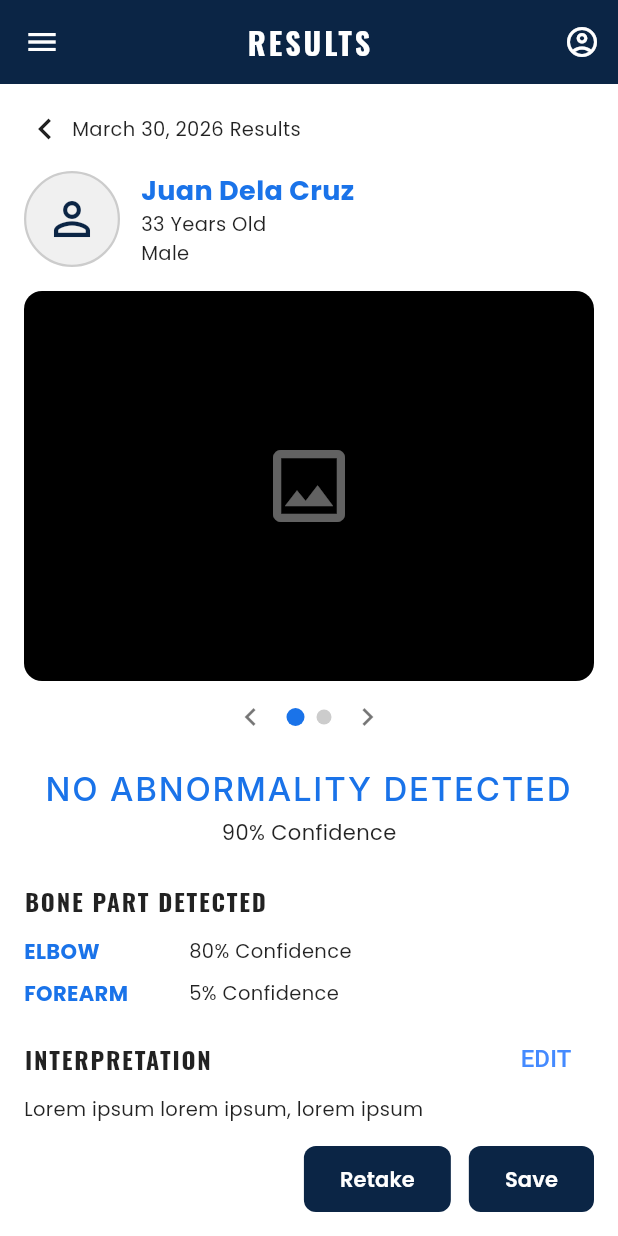
After one commit to RedRogue10/bone-abnormality-detector, a Flutter app: the screen it shows after launch, after a tap on "Go to Results Page", on a phone screen of 412 x 824 dp. The commit adds this screen. Run offline on Flutter 3.47's test engine with Material 3 defaults, Android fonts, the phone set to English and light mode, and no system bars; our stand-ins replace google_fonts.

Commit message:
frontend of results page of xray

```diff
--- a/lib/main.dart
+++ b/lib/main.dart
@@ -2,6 +2,7 @@ import 'package:flutter/material.dart';
 import 'pages/dashboard.dart';
 import 'pages/patient_list.dart';
 import 'pages/add_patient.dart';
+import 'pages/xray_result.dart';
 
 void main() {
   runApp(const MyApp());
@@ -96,6 +97,27 @@ class HomePage extends StatelessWidget {
                 style: TextStyle(fontSize: 16, fontWeight: FontWeight.bold, letterSpacing: 1),
               ),
             ),
+             const SizedBox(height: 16),
+            // Add Patient button
+            ElevatedButton(
+              onPressed: () {
+                Navigator.push(
+                  context,
+                  MaterialPageRoute(builder: (_) => const XrayResultPage()),
+                );
+              },
+              style: ElevatedButton.styleFrom(
+                backgroundColor: Color(0xFF0B2545),
+                foregroundColor: Colors.white,
+                padding: const EdgeInsets.symmetric(horizontal: 40, vertical: 16),
+                shape: RoundedRectangleBorder(borderRadius: BorderRadius.circular(12)),
+                elevation: 4,
+              ),
+              child: const Text(
+                'Go to Results Page',
+                style: TextStyle(fontSize: 16, fontWeight: FontWeight.bold, letterSpacing: 1),
+              ),
+            ),
           ],
         ),
       ),
--- /dev/null
+++ b/lib/pages/xray_result.dart
@@ -0,0 +1,339 @@
+import 'package:flutter/material.dart';
+import 'package:google_fonts/google_fonts.dart';
+
+class XrayResultPage extends StatefulWidget {
+  const XrayResultPage({super.key});
+
+  @override
+  State<XrayResultPage> createState() => _XrayResultPageState();
+}
+
+class _XrayResultPageState extends State<XrayResultPage> {
+  static const Color darkNavy    = Color(0xFF0B2545);
+  static const Color primaryBlue = Color(0xFF1A73E9);
+  static const Color white       = Colors.white;
+  static const Color fieldBg     = Color(0xFFF0F0F0);
+
+  int _currentImageIndex = 0;
+  final int _imageCount = 2;
+
+  @override
+  Widget build(BuildContext context) {
+    return Scaffold(
+      backgroundColor: white,
+      appBar: AppBar(
+        backgroundColor: darkNavy,
+        elevation: 0,
+        leading: IconButton(
+          icon: const Icon(Icons.menu, color: white),
+          onPressed: () {},
+        ),
+        title: Text(
+          'RESULTS',
+          style: GoogleFonts.oswald(
+            color: white,
+            fontWeight: FontWeight.bold,
+            fontSize: 20,
+            letterSpacing: 2,
+          ),
+        ),
+        centerTitle: true,
+        actions: [
+          IconButton(
+            icon: const Icon(Icons.account_circle_outlined, color: white),
+            onPressed: () {},
+          ),
+        ],
+      ),
+      body: Column(
+        children: [
+          Expanded(
+            child: SingleChildScrollView(
+              padding: const EdgeInsets.symmetric(horizontal: 16, vertical: 16),
+              child: Column(
+                crossAxisAlignment: CrossAxisAlignment.start,
+                children: [
+                  // Back + Date header
+                  Row(
+                    children: [
+                      GestureDetector(
+                        onTap: () => Navigator.pop(context),
+                        child: const Icon(Icons.chevron_left,
+                            color: Colors.black87, size: 28),
+                      ),
+                      const SizedBox(width: 4),
+                      Text(
+                        'March 30, 2026 Results',
+                        style: GoogleFonts.poppins(
+                          fontSize: 13,
+                          color: Colors.black87,
+                        ),
+                      ),
+                    ],
+                  ),
+                  const SizedBox(height: 14),
+
+                  // Patient info row
+                  Row(
+                    children: [
+                      Container(
+                        width: 64,
+                        height: 64,
+                        decoration: BoxDecoration(
+                          shape: BoxShape.circle,
+                          color: fieldBg,
+                          border: Border.all(
+                              color: const Color(0xFFCCCCCC), width: 1.5),
+                        ),
+                        child: const Icon(Icons.person_outline,
+                            size: 36, color: darkNavy),
+                      ),
+                      const SizedBox(width: 14),
+                      Column(
+                        crossAxisAlignment: CrossAxisAlignment.start,
+                        children: [
+                          Text(
+                            'Juan Dela Cruz',
+                            style: GoogleFonts.poppins(
+                              color: primaryBlue,
+                              fontWeight: FontWeight.bold,
+                              fontSize: 18,
+                            ),
+                          ),
+                          Text(
+                            '33 Years Old',
+                            style: GoogleFonts.poppins(
+                              fontSize: 13,
+                              color: Colors.black87,
+                            ),
+                          ),
+                          Text(
+                            'Male',
+                            style: GoogleFonts.poppins(
+                              fontSize: 13,
+                              color: Colors.black87,
+                            ),
+                          ),
+                        ],
+                      ),
+                    ],
+                  ),
+                  const SizedBox(height: 16),
+
+                  // X-ray image placeholder
+                  Container(
+                    width: double.infinity,
+                    height: 260,
+                    decoration: BoxDecoration(
+                      color: Colors.black,
+                      borderRadius: BorderRadius.circular(12),
+                    ),
+                    child: const Center(
+                      child: Icon(Icons.image_outlined,
+                          color: Colors.white38, size: 64),
+                    ),
+                  ),
+                  const SizedBox(height: 12),
+
+                  // Image navigation row
+                  Row(
+                    children: [
+                      // Arrows + dots
+                      Expanded(
+                        child: Row(
+                          mainAxisAlignment: MainAxisAlignment.center,
+                          children: [
+                            GestureDetector(
+                              onTap: () {
+                                if (_currentImageIndex > 0) {
+                                  setState(
+                                      () => _currentImageIndex--);
+                                }
+                              },
+                              child: const Icon(Icons.chevron_left,
+                                  color: Colors.black54, size: 24),
+                            ),
+                            const SizedBox(width: 8),
+                            ...List.generate(_imageCount, (i) {
+                              final active = i == _currentImageIndex;
+                              return GestureDetector(
+                                onTap: () =>
+                                    setState(() => _currentImageIndex = i),
+                                child: Container(
+                                  width: active ? 12 : 10,
+                                  height: active ? 12 : 10,
+                                  margin: const EdgeInsets.symmetric(
+                                      horizontal: 4),
+                                  decoration: BoxDecoration(
+                                    shape: BoxShape.circle,
+                                    color: active
+                                        ? primaryBlue
+                                        : const Color(0xFFCCCCCC),
+                                  ),
+                                ),
+                              );
+                            }),
+                            const SizedBox(width: 8),
+                            GestureDetector(
+                              onTap: () {
+                                if (_currentImageIndex < _imageCount - 1) {
+                                  setState(
+                                      () => _currentImageIndex++);
+                                }
+                              },
+                              child: const Icon(Icons.chevron_right,
+                                  color: Colors.black54, size: 24),
+                            ),
+                          ],
+                        ),
+                      ),
+                    ],
+                  ),
+                  const SizedBox(height: 20),
+
+                  // Result
+                  Center(
+                    child: Text(
+                      'NO ABNORMALITY DETECTED',
+                      textAlign: TextAlign.center,
+                      style: GoogleFonts.inter(
+                        color: primaryBlue,
+                        fontWeight: FontWeight.w500,
+                        fontSize: 22,
+                        letterSpacing: 1.2,
+                      ),
+                    ),
+                  ),
+                  const SizedBox(height: 4),
+                  Center(
+                    child: Text(
+                      '90% Confidence',
+                      style: GoogleFonts.poppins(
+                        fontSize: 14,
+                        color: Colors.black87,
+                      ),
+                    ),
+                  ),
+                  const SizedBox(height: 24),
+
+                  // Bone Part Detected section
+                  Text(
+                    'BONE PART DETECTED',
+                    style: GoogleFonts.oswald(
+                      color: Colors.black87,
+                      fontWeight: FontWeight.bold,
+                      fontSize: 16,
+                      letterSpacing: 1.2,
+                    ),
+                  ),
+                  const SizedBox(height: 12),
+                  _buildBonePart('ELBOW', '80% Confidence'),
+                  const SizedBox(height: 8),
+                  _buildBonePart('FOREARM', '5% Confidence'),
+                  const SizedBox(height:10),
+                  Row(
+                    children: [
+                      Text(
+                        'INTERPRETATION',
+                        style: GoogleFonts.oswald(
+                          color: Colors.black87,
+                          fontWeight: FontWeight.bold,
+                          fontSize: 16,
+                          letterSpacing: 1.2,
+                        ),
+                      ),
+                      Spacer(),
+                      TextButton(onPressed: (){}, child: Text("EDIT",style: TextStyle(
+                        color: Colors.blueAccent,
+                        fontSize: 16,
+                      ),))
+                    ],
+                  ),
+                  Text(
+                    'Lorem ipsum lorem ipsum, lorem ipsum',
+                    style: GoogleFonts.poppins(
+                      color: Colors.black87,
+                      fontSize: 13,
+                    ),
+                  ),
+                ],
+              ),
+            ),
+          ),
+
+          // Bottom buttons
+          Container(
+            padding:
+                const EdgeInsets.symmetric(horizontal: 16, vertical: 14),
+            color: white,
+            child: Row(
+              mainAxisAlignment: MainAxisAlignment.end,
+              children: [
+                ElevatedButton(
+                  onPressed: () {},
+                  style: ElevatedButton.styleFrom(
+                    backgroundColor: darkNavy,
+                    foregroundColor: white,
+                    padding: const EdgeInsets.symmetric(
+                        horizontal: 24, vertical: 12),
+                    shape: RoundedRectangleBorder(
+                        borderRadius: BorderRadius.circular(8)),
+                    elevation: 0,
+                  ),
+                  child: Text(
+                    'Retake',
+                    style: GoogleFonts.poppins(
+                        fontSize: 14, fontWeight: FontWeight.w600),
+                  ),
+                ),
+                const SizedBox(width: 12),
+                ElevatedButton(
+                  onPressed: () {},
+                  style: ElevatedButton.styleFrom(
+                    backgroundColor: darkNavy,
+                    foregroundColor: white,
+                    padding: const EdgeInsets.symmetric(
+                        horizontal: 24, vertical: 12),
+                    shape: RoundedRectangleBorder(
+                        borderRadius: BorderRadius.circular(8)),
+                    elevation: 0,
+                  ),
+                  child: Text(
+                    'Save',
+                    style: GoogleFonts.poppins(
+                        fontSize: 14, fontWeight: FontWeight.w600),
+                  ),
+                ),
+              ],
+            ),
+          ),
+        ],
+      ),
+    );
+  }
+
+  Widget _buildBonePart(String label, String confidence) {
+    return Row(
+      children: [
+        SizedBox(
+          width: 110,
+          child: Text(
+            label,
+            style: GoogleFonts.poppins(
+              color: primaryBlue,
+              fontWeight: FontWeight.bold,
+              fontSize: 14,
+            ),
+          ),
+        ),
+        Text(
+          confidence,
+          style: GoogleFonts.poppins(
+            fontSize: 13,
+            color: Colors.black87,
+          ),
+        ),
+      ],
+    );
+  }
+}
```
Also changed, not shown: 1 other file.
